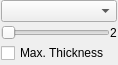
First picture: the form in PacsViewer/src/core/qthickslabwidgetbase.ui, repository zyq1569/starviewer, before the edit.
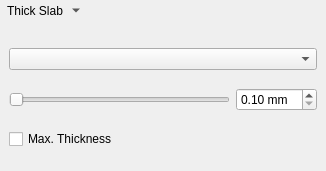
Second picture: the form after the edit. Icons and pictures are not drawn.

```diff
--- a/PacsViewer/src/core/qthickslabwidgetbase.ui
+++ b/PacsViewer/src/core/qthickslabwidgetbase.ui
@@ -6,100 +6,105 @@
    <rect>
     <x>0</x>
     <y>0</y>
-    <width>106</width>
-    <height>65</height>
+    <width>326</width>
+    <height>171</height>
    </rect>
   </property>
   <property name="windowTitle">
    <string>Form</string>
   </property>
-  <layout class="QGridLayout" name="gridLayout">
+  <layout class="QVBoxLayout" name="verticalLayout_2">
    <property name="leftMargin">
-    <number>1</number>
+    <number>0</number>
    </property>
    <property name="topMargin">
     <number>0</number>
    </property>
    <property name="rightMargin">
-    <number>1</number>
+    <number>0</number>
    </property>
    <property name="bottomMargin">
     <number>0</number>
    </property>
-   <property name="horizontalSpacing">
-    <number>0</number>
-   </property>
-   <property name="verticalSpacing">
-    <number>3</number>
-   </property>
-   <item row="0" column="0" colspan="2">
-    <widget class="QComboBox" name="m_projectionModeComboBox">
-     <property name="sizePolicy">
-      <sizepolicy hsizetype="Minimum" vsizetype="Fixed">
-       <horstretch>0</horstretch>
-       <verstretch>0</verstretch>
-      </sizepolicy>
+   <item>
+    <widget class="QToolButton" name="m_toolButton">
+     <property name="text">
+      <string>Thick Slab</string>
      </property>
-     <property name="sizeAdjustPolicy">
-      <enum>QComboBox::AdjustToContents</enum>
+     <property name="icon">
+      <iconset resource="../main/main.qrc">
+       <normaloff>:/images/icons/thick-slab.svg</normaloff>:/images/icons/thick-slab.svg</iconset>
      </property>
-    </widget>
-   </item>
-   <item row="1" column="0">
-    <widget class="QSlider" name="m_slabThicknessSlider">
-     <property name="sizePolicy">
-      <sizepolicy hsizetype="Minimum" vsizetype="Fixed">
-       <horstretch>0</horstretch>
-       <verstretch>0</verstretch>
-      </sizepolicy>
-     </property>
-     <property name="maximumSize">
+     <property name="iconSize">
       <size>
-       <width>500</width>
-       <height>16777215</height>
+       <width>32</width>
+       <height>32</height>
       </size>
      </property>
-     <property name="minimum">
-      <number>2</number>
+     <property name="checkable">
+      <bool>true</bool>
      </property>
-     <property name="maximum">
-      <number>100</number>
+     <property name="popupMode">
+      <enum>QToolButton::MenuButtonPopup</enum>
      </property>
-     <property name="pageStep">
-      <number>1</number>
+     <property name="toolButtonStyle">
+      <enum>Qt::ToolButtonTextUnderIcon</enum>
      </property>
-     <property name="orientation">
-      <enum>Qt::Horizontal</enum>
+     <property name="autoRaise">
+      <bool>true</bool>
      </property>
-     <property name="tickPosition">
-      <enum>QSlider::NoTicks</enum>
-     </property>
-     <property name="tickInterval">
-      <number>0</number>
-     </property>
     </widget>
    </item>
-   <item row="1" column="1">
-    <widget class="QLabel" name="m_slabThicknessLabel">
-     <property name="sizePolicy">
-      <sizepolicy hsizetype="Minimum" vsizetype="Preferred">
-       <horstretch>0</horstretch>
-       <verstretch>0</verstretch>
-      </sizepolicy>
-     </property>
-     <property name="text">
-      <string>2</string>
-     </property>
-     <property name="alignment">
-      <set>Qt::AlignCenter</set>
-     </property>
-    </widget>
-   </item>
-   <item row="2" column="0">
-    <widget class="QCheckBox" name="m_maximumThicknessCheckBox">
-     <property name="text">
-      <string>Max. Thickness</string>
-     </property>
+   <item>
+    <widget class="QWidget" name="m_menuWidget" native="true">
+     <layout class="QVBoxLayout" name="verticalLayout">
+      <item>
+       <widget class="QComboBox" name="m_projectionModeComboBox"/>
+      </item>
+      <item>
+       <layout class="QHBoxLayout" name="horizontalLayout">
+        <item>
+         <widget class="QSlider" name="m_slabThicknessSlider">
+          <property name="minimumSize">
+           <size>
+            <width>200</width>
+            <height>0</height>
+           </size>
+          </property>
+          <property name="orientation">
+           <enum>Qt::Horizontal</enum>
+          </property>
+         </widget>
+        </item>
+        <item>
+         <widget class="QDoubleSpinBox" name="m_slabThicknessDoubleSpinBox">
+          <property name="accelerated">
+           <bool>true</bool>
+          </property>
+          <property name="correctionMode">
+           <enum>QAbstractSpinBox::CorrectToNearestValue</enum>
+          </property>
+          <property name="suffix">
+           <string> mm</string>
+          </property>
+          <property name="minimum">
+           <double>0.100000000000000</double>
+          </property>
+          <property name="singleStep">
+           <double>0.100000000000000</double>
+          </property>
+         </widget>
+        </item>
+       </layout>
+      </item>
+      <item>
+       <widget class="QCheckBox" name="m_maximumThicknessCheckBox">
+        <property name="text">
+         <string>Max. Thickness</string>
+        </property>
+       </widget>
+      </item>
+     </layout>
     </widget>
    </item>
   </layout>
```
Left out of the diff: 5 changed lines with no effect on the pictures.
